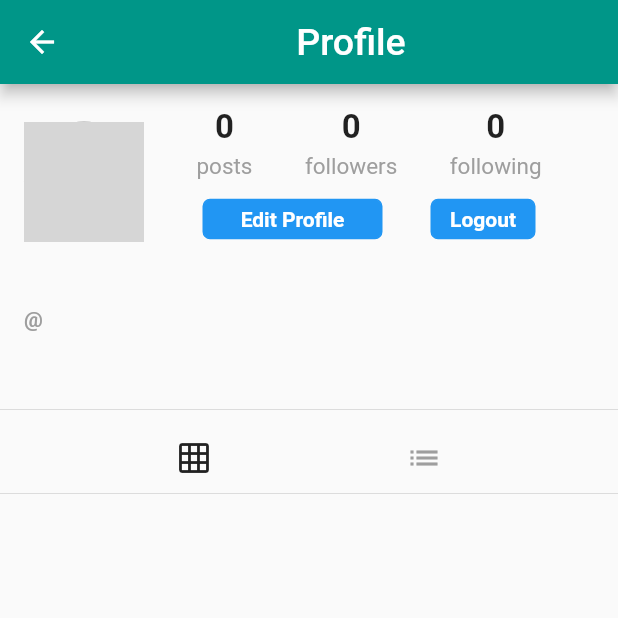
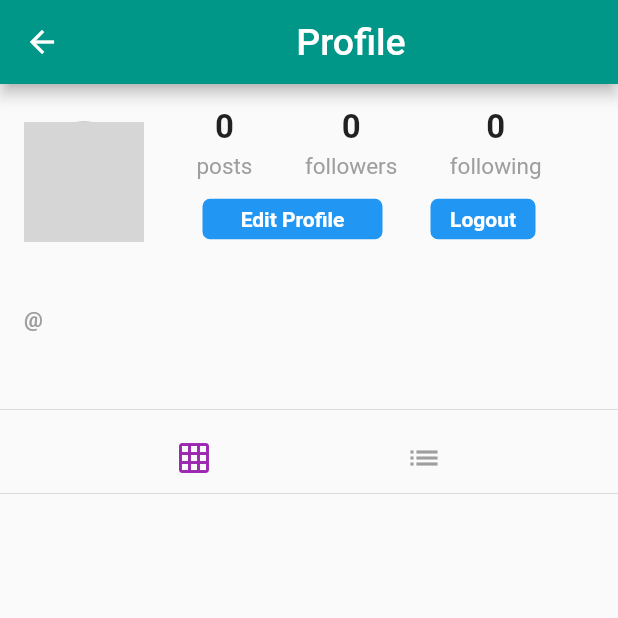
Before and after one commit to sagarshree/Chautari, a Flutter app: the Profile screen opened directly, on a phone screen of 412 x 824 dp, the top half of it. Run offline on Flutter 3.47's test engine with Material 2 defaults, Android fonts, the phone set to English and light mode, and no system bars; our stand-ins replace cached_network_image, cloud_firestore, firebase_storage, flutter_svg, font_awesome_flutter, geolocator and 3 more; accounts and stored records are empty; network calls fail; grey boxes are pictures that could not be loaded.

Commit message:
Different approach for changing list and grid icons color

```diff
--- a/lib/pages/profile.dart
+++ b/lib/pages/profile.dart
@@ -298,17 +298,6 @@ class _ProfileState extends State<Profile> {
     setState(() {
       this.postOrientation = postOrientation;
     });
-    if (postOrientation == 'grid') {
-      setState(() {
-        gridIconColor = Theme.of(context).primaryColor;
-        listIconColor = Colors.grey;
-      });
-    } else if (postOrientation == 'list') {
-      setState(() {
-        listIconColor = Theme.of(context).primaryColor;
-        gridIconColor = Colors.grey;
-      });
-    }
   }
 
   buildTogglePostOrientation() {
@@ -318,14 +307,18 @@ class _ProfileState extends State<Profile> {
         IconButton(
           icon: Icon(
             Icons.grid_on,
-            color: gridIconColor,
+            color: postOrientation == 'grid'
+                ? Theme.of(context).primaryColor
+                : Colors.grey,
           ),
           onPressed: () => setOrientation('grid'),
         ),
         IconButton(
           icon: Icon(
             Icons.list,
-            color: listIconColor,
+            color: postOrientation == 'list'
+                ? Theme.of(context).primaryColor
+                : Colors.grey,
           ),
           onPressed: () => setOrientation('list'),
         )
```
